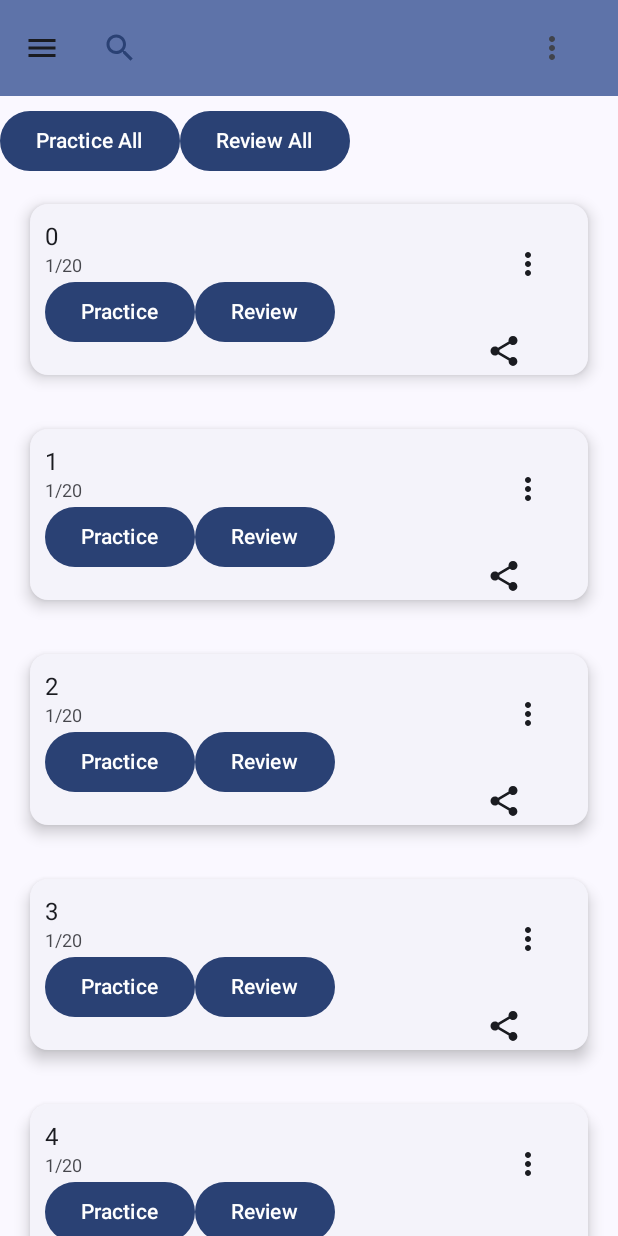
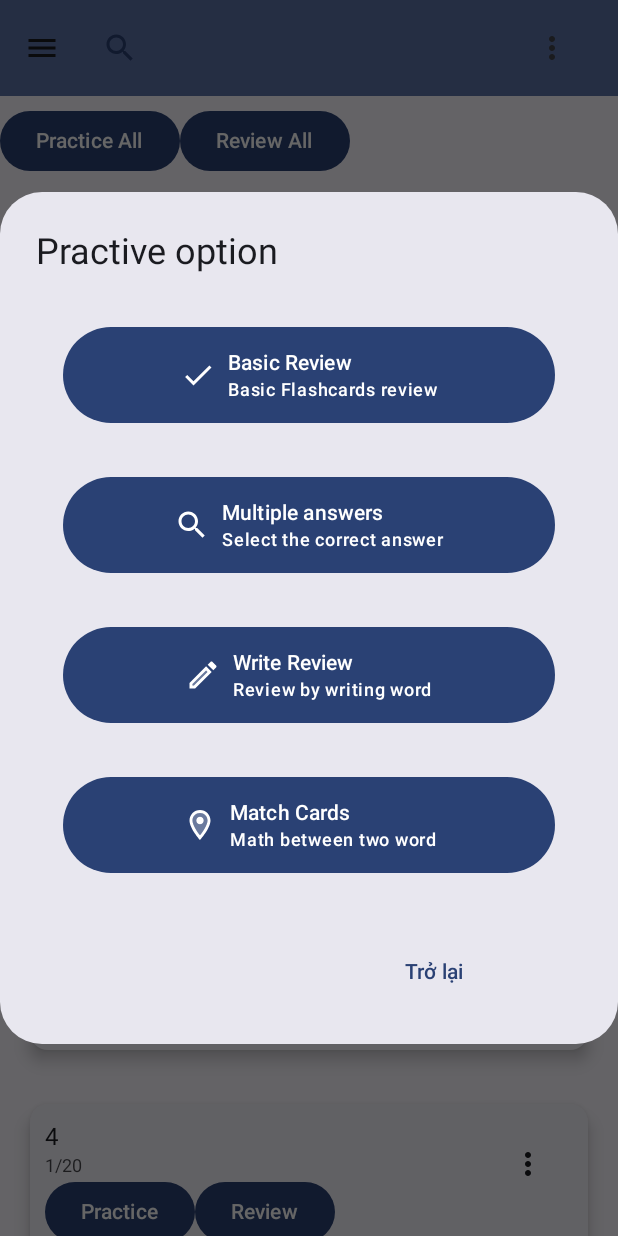
Before and after one commit to NgHuThanh/Notelt, an Android app built with Jetpack Compose: the screen it shows after launch (MainActivity), after a tap on "Practice", on a phone screen of 412 x 824 dp. Run offline under Robolectric (Android 15) with nearby library versions, the phone set to English and light mode, and no system bars.

Commit message:
no message

```diff
--- a/TestNav/app/src/main/java/com/example/testnav/HomeScreen.kt
+++ b/TestNav/app/src/main/java/com/example/testnav/HomeScreen.kt
@@ -2,17 +2,20 @@
 
 package com.example.testnav
 import android.annotation.SuppressLint
+import android.widget.Toast
 import androidx.compose.foundation.Image
 import androidx.compose.foundation.layout.Arrangement
 import androidx.compose.foundation.layout.Box
 
 import androidx.compose.foundation.layout.Column
 import androidx.compose.foundation.layout.Row
+import androidx.compose.foundation.layout.Spacer
 import androidx.compose.foundation.layout.fillMaxWidth
 import androidx.compose.foundation.layout.height
 
 import androidx.compose.foundation.layout.padding
 import androidx.compose.foundation.layout.size
+import androidx.compose.foundation.layout.width
 import androidx.compose.foundation.layout.wrapContentSize
 import androidx.compose.foundation.layout.wrapContentWidth
 import androidx.compose.foundation.lazy.LazyColumn
@@ -21,6 +24,7 @@ import androidx.compose.foundation.shape.CircleShape
 import androidx.compose.material.icons.Icons
 import androidx.compose.material.icons.filled.Add
 import androidx.compose.material.icons.filled.AddCircle
+import androidx.compose.material.icons.filled.Check
 import androidx.compose.material.icons.filled.Create
 import androidx.compose.material.icons.filled.DateRange
 import androidx.compose.material.icons.filled.Delete
@@ -33,6 +37,11 @@ import androidx.compose.material.icons.filled.MoreVert
 import androidx.compose.material.icons.filled.Search
 import androidx.compose.material.icons.filled.Share
 import androidx.compose.material.icons.filled.Star
+import androidx.compose.material.icons.twotone.Check
+import androidx.compose.material.icons.twotone.Create
+import androidx.compose.material.icons.twotone.LocationOn
+import androidx.compose.material.icons.twotone.Search
+import androidx.compose.material3.AlertDialog
 import androidx.compose.material3.Badge
 import androidx.compose.material3.BadgedBox
 
@@ -58,11 +67,13 @@ import androidx.compose.material3.NavigationDrawerItem
 import androidx.compose.material3.Scaffold
 import androidx.compose.material3.Surface
 import androidx.compose.material3.Text
+import androidx.compose.material3.TextButton
 import androidx.compose.material3.TopAppBar
 import androidx.compose.material3.TopAppBarDefaults
 import androidx.compose.material3.rememberDrawerState
 import androidx.compose.material3.rememberTopAppBarState
 import androidx.compose.runtime.Composable
+import androidx.compose.runtime.MutableState
 import androidx.compose.runtime.getValue
 import androidx.compose.runtime.mutableStateOf
 import androidx.compose.runtime.remember
@@ -73,6 +84,8 @@ import androidx.compose.ui.Modifier
 import androidx.compose.ui.draw.clip
 import androidx.compose.ui.graphics.Color
 import androidx.compose.ui.graphics.vector.ImageVector
+import androidx.compose.ui.platform.LocalContext
+import androidx.compose.ui.platform.LocalDensity
 import androidx.compose.ui.res.painterResource
 
 import androidx.compose.ui.text.TextStyle
@@ -83,7 +96,9 @@ import androidx.datastore.preferences.protobuf.NullValue
 
 import androidx.navigation.NavHostController
 import kotlinx.coroutines.launch
+data class ListItem(val title: String, val options: List<OptionItem>)
 
+data class OptionItem(val icon: ImageVector, val text: String, val action: () -> Unit)
 
 @SuppressLint("UnusedMaterial3ScaffoldPaddingParameter")
 @OptIn(ExperimentalMaterial3Api::class)
@@ -92,8 +107,10 @@ fun HomeScreen(navController:NavHostController,
                modifier: Modifier = Modifier,
                names: List<String> = List(1000) { "$it" }
 ) {
+
     var expanded by remember { mutableStateOf(false) }
     val scrollBehavior = TopAppBarDefaults.enterAlwaysScrollBehavior(rememberTopAppBarState())
+    val isShowDialog =remember { mutableStateOf(false) }
     Scaffold(
         //modifier = Modifier.nestedScroll(scrollBehavior.nestedScrollConnection),
         topBar = {
@@ -184,6 +201,7 @@ fun HomeScreen(navController:NavHostController,
 @Composable
 private fun DetailTopic(name: String, navController: NavHostController,) {
     var expandedTopic by remember { mutableStateOf(false) }
+    val isShowDialog =remember { mutableStateOf(false) }
     Surface(
     ) {
         ElevatedCard(
@@ -208,11 +226,14 @@ private fun DetailTopic(name: String, navController: NavHostController,) {
                     )
                     Row {
                         Button(
-                            onClick = {},
+                            onClick = {isShowDialog.value=true},
                         ) {
                             Text(
                                 "Practice",
                             )
+                        }
+                        if(isShowDialog.value){
+                            alertDialog()
                         }
                         Button(
                             onClick = { navController.navigate("Detail")},
@@ -309,4 +330,74 @@ private fun DetailTopic(name: String, navController: NavHostController,) {
     }
 }
 
-//If want badget :https://www.youtube.com/watch?v=ZwVZz6eap94
+@Composable
+fun alertDialog() {
+    val PracticeMenus= listOf(
+        PracticeMenu(Icons.TwoTone.Check,"Basic Review","Basic Flashcards review","None"),
+        PracticeMenu(Icons.TwoTone.Search,"Multiple answers","Select the correct answer","None"),
+        PracticeMenu(Icons.TwoTone.Create,"Write Review","Review by writing word","None"),
+        PracticeMenu(Icons.TwoTone.LocationOn,"Match Cards","Math between two word","None"),
+    )
+    val context= LocalContext.current
+    val openDialog=remember{ mutableStateOf(true) }
+    if (openDialog.value){
+        AlertDialog(
+            onDismissRequest = { openDialog.value=false },
+            title={
+                  Text(text = "Practive option")
+            },
+            text={
+                Column {
+                    PracticeMenus.forEach{
+                        Row(
+                            verticalAlignment = Alignment.CenterVertically,
+                            modifier = Modifier.fillMaxWidth().size(width = 500.dp, height = 100.dp)
+                                .padding(18.dp),
+                        ) {
+                            Button(
+                                onClick = {
+                                                },
+                                modifier = Modifier.fillMaxWidth().size(width = 500.dp, height = 100.dp),
+                                ) {
+                                Icon(imageVector=it.icon,contentDescription = "")
+                                Spacer(modifier = Modifier.width(8.dp))
+                                Column {
+                                    Text(text = it.title, style = MaterialTheme.typography.labelLarge)
+                                    Text(
+                                        text = it.content,
+                                        style = MaterialTheme.typography.labelSmall.copy(fontSize = 12.sp)
+                                    )
+                                }
+                            }
+
+                        }
+                    }
+
+                }
+            },
+            confirmButton = {
+                TextButton(onClick = {
+                    openDialog.value = false
+                    Toast.makeText(context,"Confirm",Toast.LENGTH_SHORT).show()
+                }) {
+                Text(text="")
+                }
+            },
+            dismissButton = {
+                TextButton(onClick = {
+                    openDialog.value = false
+                    Toast.makeText(context,"Dismiss",Toast.LENGTH_SHORT).show()
+                }) {
+                    Text(text="Trở lại")
+                }
+            },
+
+            )
+    }
+}
+data class PracticeMenu(
+    val icon : ImageVector,
+    val title : String,
+    val content: String,
+    val screen:String,
+)
```
